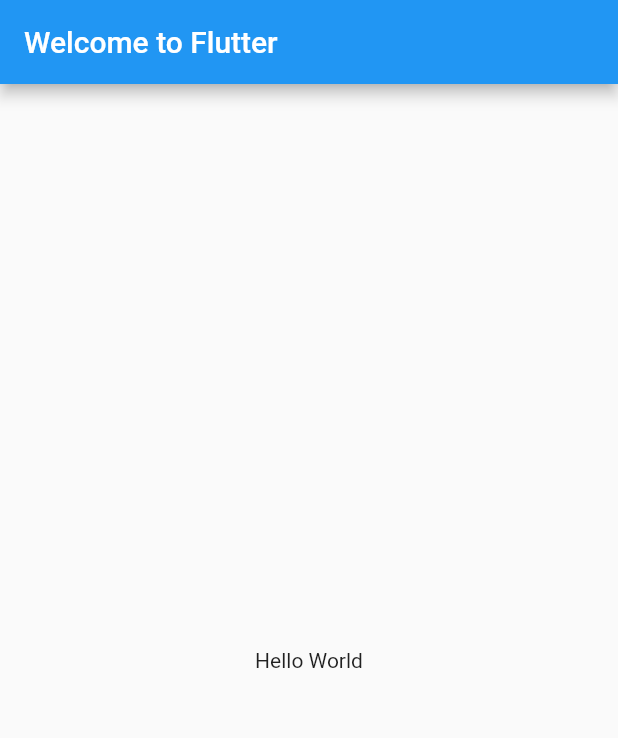
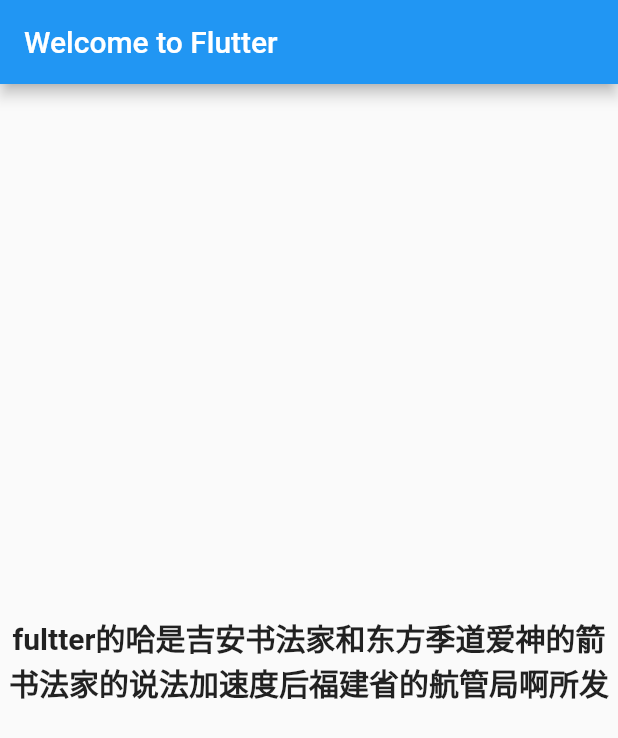
Before and after one commit to saijiang/flutter, a Flutter app: the screen it shows after launch, on a phone screen of 412 x 824 dp. Shown: the top 738 px of the screen. Run offline on Flutter 3.47's test engine with Material 2 defaults, Android fonts, the phone set to English and light mode, and no system bars.

Commit message:
无更新

```diff
--- a/my_flutter/lib/main.dart
+++ b/my_flutter/lib/main.dart
@@ -11,10 +11,28 @@ class MyApp extends StatelessWidget {
         appBar: new AppBar(
           title: new Text('Welcome to Flutter'),
         ),
-        body: new Center(
-          child: new Text('Hello World'),
-        ),
+        body: App(),
       ),
     );
   }
 }
+
+///自定义部件
+class App extends StatelessWidget {
+  @override
+  Widget build(BuildContext context) {
+    return Center(
+          child: new Text(
+            'fultter的哈是吉安书法家和东方季道爱神的箭书法家的说法加速度后福建省的航管局啊所发生的富家大室福建省的胳膊上的办公室的那个啊就是富家大室动画仿京东书法家',
+            style: TextStyle(
+              fontSize: 20,
+              fontWeight: FontWeight.bold,
+              color: Colors.yellow[30]
+            ),
+            textAlign: TextAlign.center,
+            maxLines: 2,
+            textDirection: TextDirection.ltr,
+            ),
+        );
+  }
+}
```
